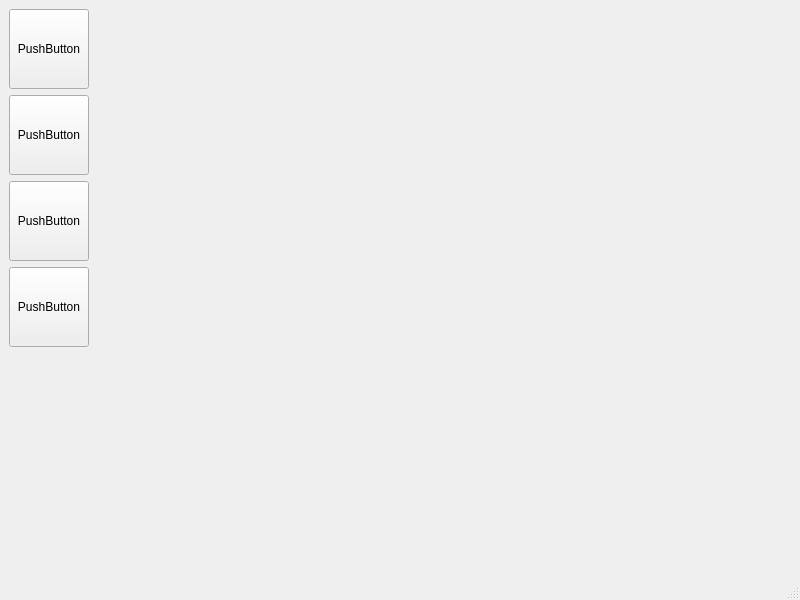
Syunjyan/Qt-gamestore, file QtGameStore/mainwindow.ui: the form before one commit.
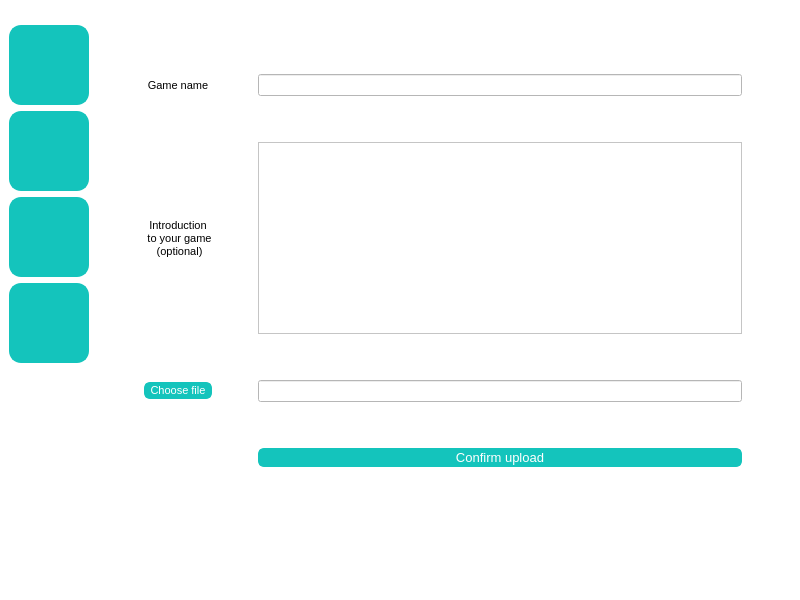
The form after the commit. The open tabs and pages were chosen to show the change. Icons and pictures are not drawn.

Diff of the .ui file:
```diff
--- a/QtGameStore/mainwindow.ui
+++ b/QtGameStore/mainwindow.ui
@@ -13,9 +13,12 @@
   <property name="windowTitle">
    <string>MainWindow</string>
   </property>
+  <property name="styleSheet">
+   <string notr="true">background-color: rgb(255, 255, 255);</string>
+  </property>
   <widget class="QWidget" name="centralwidget">
-   <layout class="QGridLayout" name="gridLayout">
-    <item row="0" column="1">
+   <layout class="QFormLayout" name="formLayout">
+    <item row="0" column="0">
      <layout class="QVBoxLayout" name="verticalLayout">
       <item>
        <widget class="QPushButton" name="usrBtn">
@@ -25,24 +28,48 @@
           <height>80</height>
          </size>
         </property>
+        <property name="styleSheet">
+         <string notr="true">QPushButton#usrBtn {
+    border-radius: 12px;
+    border:2px solid rgb(20,196,188);
+background-color: rgb(20,196,188);
+    color:  rgb(255, 255, 255);
+}
+ 
+QPushButton#usrBtn:hover {
+    border-radius: 12px;
+    color: rgb(20,196,188);
+    background-color: rgb(255,255,255);
+  border:2px solid rgb(20,196,188);
+    border-color: rgb(20,196,188);
+}
+ 
+QPushButton#usrBtn:pressed {
+    border: 0px;
+    background-color: #ffffff;
+    border-radius: 12px;
+}
+ 
+QPushButton#usrBtn:disabled {
+    border: 0px;
+    border-radius: 12px;
+    border: 1px solid #46bcff;
+    opacity: 0.4;
+}</string>
+        </property>
         <property name="text">
-         <string>PushButton</string>
+         <string/>
+        </property>
+        <property name="icon">
+         <iconset resource="myicon.qrc">
+          <normaloff>:/myimages/images/user.png</normaloff>:/myimages/images/user.png</iconset>
         </property>
         <property name="iconSize">
          <size>
-          <width>16</width>
-          <height>16</height>
+          <width>40</width>
+          <height>40</height>
          </size>
         </property>
-        <property name="autoDefault">
-         <bool>false</bool>
-        </property>
-        <property name="default">
-         <bool>false</bool>
-        </property>
-        <property name="flat">
-         <bool>false</bool>
-        </property>
        </widget>
       </item>
       <item>
@@ -53,8 +80,47 @@
           <height>80</height>
          </size>
         </property>
+        <property name="styleSheet">
+         <string notr="true">QPushButton#storeBtn {
+    border-radius: 12px;
+    border:2px solid rgb(20,196,188);
+background-color: rgb(20,196,188);
+    color:  rgb(255, 255, 255);
+}
+ 
+QPushButton#storeBtn:hover {
+    border-radius: 12px;
+    color: rgb(20,196,188);
+    background-color: rgb(255,255,255);
+  border:2px solid rgb(20,196,188);
+    border-color: rgb(20,196,188);
+}
+ 
+QPushButton#storeBtn:pressed {
+    border: 0px;
+    background-color: #ffffff;
+    border-radius: 12px;
+}
+ 
+QPushButton#storeBtn:disabled {
+    border: 0px;
+    border-radius: 12px;
+    border: 1px solid #46bcff;
+    opacity: 0.4;
+}</string>
+        </property>
         <property name="text">
-         <string>PushButton</string>
+         <string/>
+        </property>
+        <property name="icon">
+         <iconset resource="myicon.qrc">
+          <normaloff>:/myimages/images/store.png</normaloff>:/myimages/images/store.png</iconset>
+        </property>
+        <property name="iconSize">
+         <size>
+          <width>40</width>
+          <height>40</height>
+         </size>
         </property>
        </widget>
       </item>
@@ -66,8 +132,47 @@
           <height>80</height>
          </size>
         </property>
+        <property name="styleSheet">
+         <string notr="true">QPushButton#libraryBtn {
+    border-radius: 12px;
+    border:2px solid rgb(20,196,188);
+background-color: rgb(20,196,188);
+    color:  rgb(255, 255, 255);
+}
+ 
+QPushButton#libraryBtn:hover {
+    border-radius: 12px;
+    color: rgb(20,196,188);
+    background-color: rgb(255,255,255);
+  border:2px solid rgb(20,196,188);
+    border-color: rgb(20,196,188);
+}
+ 
+QPushButton#libraryBtn:pressed {
+    border: 0px;
+    background-color: #ffffff;
+    border-radius: 12px;
+}
+ 
+QPushButton#libraryBtn:disabled {
+    border: 0px;
+    border-radius: 12px;
+    border: 1px solid #46bcff;
+    opacity: 0.4;
+}</string>
+        </property>
         <property name="text">
-         <string>PushButton</string>
+         <string/>
+        </property>
+        <property name="icon">
+         <iconset resource="myicon.qrc">
+          <normaloff>:/myimages/images/library.png</normaloff>:/myimages/images/library.png</iconset>
+        </property>
+        <property name="iconSize">
+         <size>
+          <width>40</width>
+          <height>40</height>
+         </size>
         </property>
        </widget>
       </item>
@@ -79,27 +184,53 @@
           <height>80</height>
          </size>
         </property>
+        <property name="styleSheet">
+         <string notr="true">QPushButton#uploadBtn {
+    border-radius: 12px;
+    border:2px solid rgb(20,196,188);
+background-color: rgb(20,196,188);
+    color:  rgb(255, 255, 255);
+}
+ 
+QPushButton#uploadBtn:hover {
+    border-radius: 12px;
+    color: rgb(20,196,188);
+    background-color: rgb(255,255,255);
+  border:2px solid rgb(20,196,188);
+    border-color: rgb(20,196,188);
+}
+ 
+QPushButton#uploadBtn:pressed {
+    border: 0px;
+    background-color: #ffffff;
+    border-radius: 12px;
+}
+ 
+QPushButton#uploadBtn:disabled {
+    border: 0px;
+    border-radius: 12px;
+    border: 1px solid #46bcff;
+    opacity: 0.4;
+}</string>
+        </property>
         <property name="text">
-         <string>PushButton</string>
+         <string/>
         </property>
-       </widget>
-      </item>
-      <item>
-       <spacer name="verticalSpacer">
-        <property name="orientation">
-         <enum>Qt::Vertical</enum>
+        <property name="icon">
+         <iconset resource="myicon.qrc">
+          <normaloff>:/myimages/images/upload.png</normaloff>:/myimages/images/upload.png</iconset>
         </property>
-        <property name="sizeHint" stdset="0">
+        <property name="iconSize">
          <size>
-          <width>20</width>
+          <width>40</width>
           <height>40</height>
          </size>
         </property>
-       </spacer>
+       </widget>
       </item>
      </layout>
     </item>
-    <item row="0" column="2">
+    <item row="0" column="1">
      <widget class="QStackedWidget" name="DisplayWidget">
       <property name="minimumSize">
        <size>
@@ -167,10 +298,472 @@
           </layout>
          </widget>
         </item>
-        <item row="2" column="0" alignment="Qt::AlignTop">
+        <item row="2" column="0">
+         <widget class="QWidget" name="widget_2" native="true">
+          <layout class="QHBoxLayout" name="horizontalLayout">
+           <item>
+            <widget class="QTextEdit" name="showInformationTextEdit">
+             <property name="styleSheet">
+              <string notr="true">QTextEdit#showInformationTextEdit{
+color: rgb(147, 147, 147);
+                            	padding-left:6px;
+
+    border: 1px solid rgb(20,196,188);
+border-radius: 8px;
+    background-color: #ffffff;
+};</string>
+             </property>
+            </widget>
+           </item>
+           <item>
+            <widget class="QPushButton" name="pushButton_2">
+             <property name="font">
+              <font>
+               <pointsize>1</pointsize>
+              </font>
+             </property>
+             <property name="text">
+              <string/>
+             </property>
+             <property name="icon">
+              <iconset resource="myicon.qrc">
+               <normaloff>:/myimages/images/setting.png</normaloff>:/myimages/images/setting.png</iconset>
+             </property>
+             <property name="iconSize">
+              <size>
+               <width>40</width>
+               <height>40</height>
+              </size>
+             </property>
+            </widget>
+           </item>
+          </layout>
+         </widget>
+        </item>
+       </layout>
+      </widget>
+      <widget class="QWidget" name="store">
+       <widget class="QPushButton" name="zhenghuoBtn">
+        <property name="geometry">
+         <rect>
+          <x>240</x>
+          <y>50</y>
+          <width>412</width>
+          <height>108</height>
+         </rect>
+        </property>
+        <property name="minimumSize">
+         <size>
+          <width>300</width>
+          <height>50</height>
+         </size>
+        </property>
+        <property name="text">
+         <string/>
+        </property>
+        <property name="icon">
+         <iconset resource="myicon.qrc">
+          <normaloff>:/myimages/images/happy.png</normaloff>:/myimages/images/happy.png</iconset>
+        </property>
+        <property name="iconSize">
+         <size>
+          <width>400</width>
+          <height>100</height>
+         </size>
+        </property>
+       </widget>
+       <widget class="QPushButton" name="onSaleBtn">
+        <property name="geometry">
+         <rect>
+          <x>40</x>
+          <y>50</y>
+          <width>112</width>
+          <height>108</height>
+         </rect>
+        </property>
+        <property name="minimumSize">
+         <size>
+          <width>100</width>
+          <height>100</height>
+         </size>
+        </property>
+        <property name="sizeIncrement">
+         <size>
+          <width>0</width>
+          <height>0</height>
+         </size>
+        </property>
+        <property name="text">
+         <string/>
+        </property>
+        <property name="icon">
+         <iconset resource="myicon.qrc">
+          <normaloff>:/myimages/images/sale.png</normaloff>:/myimages/images/sale.png</iconset>
+        </property>
+        <property name="iconSize">
+         <size>
+          <width>100</width>
+          <height>100</height>
+         </size>
+        </property>
+       </widget>
+      </widget>
+      <widget class="QWidget" name="library">
+       <widget class="QPushButton" name="pushButton">
+        <property name="geometry">
+         <rect>
+          <x>30</x>
+          <y>10</y>
+          <width>100</width>
+          <height>100</height>
+         </rect>
+        </property>
+        <property name="minimumSize">
+         <size>
+          <width>100</width>
+          <height>100</height>
+         </size>
+        </property>
+        <property name="text">
+         <string/>
+        </property>
+        <property name="icon">
+         <iconset resource="myicon.qrc">
+          <normaloff>:/myimages/images/controllor.png</normaloff>:/myimages/images/controllor.png</iconset>
+        </property>
+        <property name="iconSize">
+         <size>
+          <width>100</width>
+          <height>100</height>
+         </size>
+        </property>
+       </widget>
+       <widget class="QLabel" name="label_5">
+        <property name="geometry">
+         <rect>
+          <x>240</x>
+          <y>20</y>
+          <width>251</width>
+          <height>61</height>
+         </rect>
+        </property>
+        <property name="font">
+         <font>
+          <family>Mistral</family>
+          <pointsize>28</pointsize>
+         </font>
+        </property>
+        <property name="text">
+         <string>It's time to play!!!</string>
+        </property>
+       </widget>
+      </widget>
+      <widget class="QWidget" name="upload">
+       <layout class="QGridLayout" name="gridLayout_2">
+        <item row="4" column="3">
+         <widget class="QTextEdit" name="introductionTextEdit">
+          <property name="styleSheet">
+           <string notr="true">QTextEdit#introductionTextEdit{
+color: rgb(147, 147, 147);
+                            	padding-left:6px;
+
+    border: 1px solid rgb(20,196,188);
+border-radius: 8px;
+    background-color: #ffffff;
+};</string>
+          </property>
+         </widget>
+        </item>
+        <item row="1" column="1">
          <widget class="QLabel" name="label_3">
+          <property name="font">
+           <font>
+            <pointsize>8</pointsize>
+           </font>
+          </property>
+          <property name="styleSheet">
+           <string notr="true">QLabel#label_3{
+color: rgb(255, 255, 255);
+                            	padding-left:6px;
+
+    border: 1px solid rgb(20,196,188);
+border-radius: 8px;
+    background-color: rgb(20,196,188);
+};</string>
+          </property>
           <property name="text">
-           <string>这里是个人简介（大概吧）</string>
+           <string>Game name</string>
+          </property>
+          <property name="alignment">
+           <set>Qt::AlignCenter</set>
+          </property>
+         </widget>
+        </item>
+        <item row="7" column="1">
+         <widget class="QPushButton" name="chooseBtn">
+          <property name="font">
+           <font>
+            <pointsize>8</pointsize>
+           </font>
+          </property>
+          <property name="styleSheet">
+           <string notr="true">QPushButton#chooseBtn {
+    border-radius: 6px;
+    border:2px solid rgb(20,196,188);
+background-color: rgb(20,196,188);
+    color:  rgb(255, 255, 255);
+}
+ 
+QPushButton#chooseBtn:hover {
+    border-radius: 6px;
+    color: rgb(20,196,188);
+    background-color: rgb(255,255,255);
+  border:2px solid rgb(20,196,188);
+    border-color: rgb(20,196,188);
+}
+ 
+QPushButton#chooseBtn:pressed {
+    border: 0px;
+    background-color: #ffffff;
+    border-radius: 6px;
+}
+ 
+QPushButton#chooseBtn:disabled {
+    border: 0px;
+    border-radius: 6px;
+    border: 1px solid #46bcff;
+    opacity: 0.4;
+}</string>
+          </property>
+          <property name="text">
+           <string>Choose file</string>
+          </property>
+         </widget>
+        </item>
+        <item row="7" column="3">
+         <widget class="QLineEdit" name="filePathLineEdit">
+          <property name="styleSheet">
+           <string notr="true">QLineEdit#filePathLineEdit{
+color: rgb(147, 147, 147);
+                            	padding-left:6px;
+
+    border: 1px solid rgb(20,196,188);
+border-radius: 8px;
+    background-color: #ffffff;
+};</string>
+          </property>
+         </widget>
+        </item>
+        <item row="0" column="3">
+         <spacer name="verticalSpacer_2">
+          <property name="orientation">
+           <enum>Qt::Vertical</enum>
+          </property>
+          <property name="sizeType">
+           <enum>QSizePolicy::Minimum</enum>
+          </property>
+          <property name="sizeHint" stdset="0">
+           <size>
+            <width>20</width>
+            <height>40</height>
+           </size>
+          </property>
+         </spacer>
+        </item>
+        <item row="1" column="3">
+         <widget class="QLineEdit" name="nameLineEdit">
+          <property name="styleSheet">
+           <string notr="true">QLineEdit#nameLineEdit{
+color: rgb(147, 147, 147);
+                            	padding-left:6px;
+
+    border: 1px solid rgb(20,196,188);
+border-radius: 8px;
+    background-color: #ffffff;
+};</string>
+          </property>
+         </widget>
+        </item>
+        <item row="8" column="3">
+         <spacer name="verticalSpacer_5">
+          <property name="orientation">
+           <enum>Qt::Vertical</enum>
+          </property>
+          <property name="sizeType">
+           <enum>QSizePolicy::Minimum</enum>
+          </property>
+          <property name="sizeHint" stdset="0">
+           <size>
+            <width>20</width>
+            <height>40</height>
+           </size>
+          </property>
+         </spacer>
+        </item>
+        <item row="2" column="3">
+         <spacer name="verticalSpacer">
+          <property name="orientation">
+           <enum>Qt::Vertical</enum>
+          </property>
+          <property name="sizeType">
+           <enum>QSizePolicy::Minimum</enum>
+          </property>
+          <property name="sizeHint" stdset="0">
+           <size>
+            <width>20</width>
+            <height>40</height>
+           </size>
+          </property>
+         </spacer>
+        </item>
+        <item row="4" column="1">
+         <widget class="QLabel" name="label_4">
+          <property name="font">
+           <font>
+            <pointsize>8</pointsize>
+           </font>
+          </property>
+          <property name="styleSheet">
+           <string notr="true">QLabel#label_4{
+color: rgb(255, 255, 255);
+                            	padding-left:6px;
+
+    border: 1px solid rgb(20,196,188);
+border-radius: 8px;
+    background-color: rgb(20,196,188);
+};</string>
+          </property>
+          <property name="text">
+           <string>Introduction
+ to your game
+ (optional)</string>
+          </property>
+          <property name="textFormat">
+           <enum>Qt::MarkdownText</enum>
+          </property>
+          <property name="alignment">
+           <set>Qt::AlignCenter</set>
+          </property>
+          <property name="wordWrap">
+           <bool>true</bool>
+          </property>
+         </widget>
+        </item>
+        <item row="11" column="3">
+         <spacer name="verticalSpacer_7">
+          <property name="orientation">
+           <enum>Qt::Vertical</enum>
+          </property>
+          <property name="sizeHint" stdset="0">
+           <size>
+            <width>20</width>
+            <height>40</height>
+           </size>
+          </property>
+         </spacer>
+        </item>
+        <item row="1" column="2">
+         <spacer name="horizontalSpacer">
+          <property name="orientation">
+           <enum>Qt::Horizontal</enum>
+          </property>
+          <property name="sizeType">
+           <enum>QSizePolicy::Minimum</enum>
+          </property>
+          <property name="sizeHint" stdset="0">
+           <size>
+            <width>40</width>
+            <height>20</height>
+           </size>
+          </property>
+         </spacer>
+        </item>
+        <item row="5" column="3">
+         <spacer name="verticalSpacer_3">
+          <property name="orientation">
+           <enum>Qt::Vertical</enum>
+          </property>
+          <property name="sizeType">
+           <enum>QSizePolicy::Minimum</enum>
+          </property>
+          <property name="sizeHint" stdset="0">
+           <size>
+            <width>20</width>
+            <height>40</height>
+           </size>
+          </property>
+         </spacer>
+        </item>
+        <item row="1" column="4">
+         <spacer name="horizontalSpacer_2">
+          <property name="orientation">
+           <enum>Qt::Horizontal</enum>
+          </property>
+          <property name="sizeType">
+           <enum>QSizePolicy::Minimum</enum>
+          </property>
+          <property name="sizeHint" stdset="0">
+           <size>
+            <width>40</width>
+            <height>20</height>
+           </size>
+          </property>
+         </spacer>
+        </item>
+        <item row="1" column="0">
+         <spacer name="horizontalSpacer_3">
+          <property name="orientation">
+           <enum>Qt::Horizontal</enum>
+          </property>
+          <property name="sizeType">
+           <enum>QSizePolicy::Minimum</enum>
+          </property>
+          <property name="sizeHint" stdset="0">
+           <size>
+            <width>40</width>
+            <height>20</height>
+           </size>
+          </property>
+         </spacer>
+        </item>
+        <item row="9" column="3">
+         <widget class="QPushButton" name="confirmBtn">
+          <property name="font">
+           <font>
+            <pointsize>10</pointsize>
+           </font>
+          </property>
+          <property name="styleSheet">
+           <string notr="true">QPushButton#confirmBtn {
+    border-radius: 6px;
+    border:2px solid rgb(20,196,188);
+background-color: rgb(20,196,188);
+    color:  rgb(255, 255, 255);
+}
+ 
+QPushButton#confirmBtn:hover {
+    border-radius: 6px;
+    color: rgb(20,196,188);
+    background-color: rgb(255,255,255);
+  border:2px solid rgb(20,196,188);
+    border-color: rgb(20,196,188);
+}
+ 
+QPushButton#confirmBtn:pressed {
+    border: 0px;
+    background-color: #ffffff;
+    border-radius: 6px;
+}
+ 
+QPushButton#confirmBtn:disabled {
+    border: 0px;
+    border-radius: 6px;
+    border: 1px solid #46bcff;
+    opacity: 0.4;
+}</string>
+          </property>
+          <property name="text">
+           <string>Confirm upload</string>
           </property>
          </widget>
         </item>
```
Left out of the diff: 9 changed lines with no effect on the pictures.
